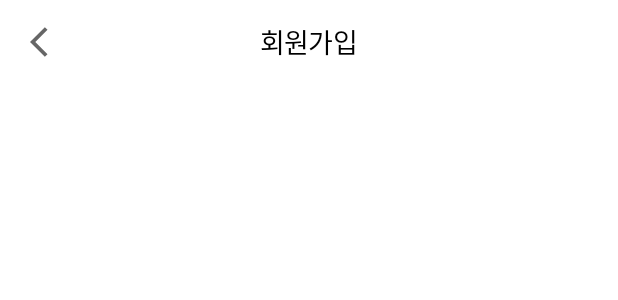
After one commit to SangleProject/Sangle_Android, an Android app: the layout activity_signup.xml on its own in the app's theme, with its tools: preview values and no code run, on a phone screen of 412 x 824 dp. The commit adds this screen. Shown: the top 300 px of the screen. Run offline under Robolectric (Android 15) with nearby library versions, the phone set to English and light mode, and no system bars.

Commit message:
회원가입 액티비티 뷰 레이아웃

```diff
--- a/app/src/main/AndroidManifest.xml
+++ b/app/src/main/AndroidManifest.xml
@@ -2,7 +2,7 @@
 <manifest xmlns:android="http://schemas.android.com/apk/res/android"
     package="org.three.minutes">
 
-    <uses-permission android:name="android.permission.INTERNET"/>
+    <uses-permission android:name="android.permission.INTERNET" />
 
     <application
         android:allowBackup="true"
@@ -11,8 +11,10 @@
         android:roundIcon="@mipmap/ic_launcher_round"
         android:supportsRtl="true"
         android:theme="@style/AppTheme">
+        <activity android:name=".signup.ui.SignupActivity"
+            android:exported="true"/>
         <activity
-            android:name=".MainActivity"
+            android:name=".login.ui.MainActivity"
             android:windowSoftInputMode="adjustNothing">
             <intent-filter>
                 <action android:name="android.intent.action.MAIN" />
--- /dev/null
+++ b/app/src/main/res/drawable/ic_back.xml
@@ -0,0 +1,10 @@
+<vector xmlns:android="http://schemas.android.com/apk/res/android"
+    android:width="24dp"
+    android:height="24dp"
+    android:viewportWidth="24"
+    android:viewportHeight="24"
+    android:tint="?attr/colorControlNormal">
+  <path
+      android:fillColor="@android:color/white"
+      android:pathData="M11.67,3.87L9.9,2.1 0,12l9.9,9.9 1.77,-1.77L3.54,12z"/>
+</vector>
--- /dev/null
+++ b/app/src/main/res/layout/activity_signup.xml
@@ -0,0 +1,54 @@
+<?xml version="1.0" encoding="utf-8"?>
+<layout xmlns:android="http://schemas.android.com/apk/res/android"
+    xmlns:app="http://schemas.android.com/apk/res-auto"
+    xmlns:tools="http://schemas.android.com/tools">
+
+    <data>
+
+    </data>
+
+
+    <androidx.coordinatorlayout.widget.CoordinatorLayout
+        android:layout_width="match_parent"
+        android:layout_height="match_parent"
+        android:background="@color/white"
+        tools:context=".signup.ui.SignupActivity">
+
+        <com.google.android.material.appbar.AppBarLayout
+            android:layout_width="match_parent"
+            android:layout_height="wrap_content"
+            app:elevation="0dp">
+
+            <androidx.appcompat.widget.Toolbar
+                android:id="@+id/signup_toolbar"
+                android:layout_width="match_parent"
+                android:layout_height="wrap_content"
+                android:background="@android:color/white"
+                app:contentInsetStart="0dp"
+                app:elevation="0dp">
+
+                <ImageView
+                    android:id="@+id/back_img"
+                    android:layout_width="wrap_content"
+                    android:layout_height="wrap_content"
+                    android:background="@drawable/ic_back"
+                    android:layout_marginLeft="20dp"
+                    />
+
+                <TextView
+                    style="@style/H3_18pt"
+                    android:layout_width="wrap_content"
+                    android:layout_height="wrap_content"
+                    android:layout_gravity="center"
+                    android:text="회원가입"
+                    android:textColor="@color/black"
+                    android:textFontWeight="500" />
+
+
+            </androidx.appcompat.widget.Toolbar>
+        </com.google.android.material.appbar.AppBarLayout>
+
+
+    </androidx.coordinatorlayout.widget.CoordinatorLayout>
+
+</layout>
--- a/app/src/main/res/values/styles.xml
+++ b/app/src/main/res/values/styles.xml
@@ -18,6 +18,12 @@
         <item name="android:letterSpacing">-0.02</item>
     </style>
 
+    <style name="H3_18pt" parent="baseFontSetting">
+        <item name="android:textSize">18dp</item>
+        <item name="android:lineSpacingExtra">6dp</item>
+        <item name="android:letterSpacing">-0.03</item>
+    </style>
+
     <style name="P1_P2_16pt" parent="baseFontSetting">
         <item name="android:textSize">16sp</item>
         <item name="android:lineSpacingExtra">8sp</item>
```
Also changed, not shown: app/src/main/java/org/three/minutes/login/ui/MainActivity.kt (renamed from app/src/main/java/org/three/minutes/MainActivity.kt, +13 -2 lines), app/src/main/java/org/three/minutes/signup/ui/SignupActivity.kt (added, +25 -0 lines), app/src/main/java/org/three/minutes/signup/viewmodel/SignUpViewModel.kt (added, +13 -0 lines), app/src/main/res/layout/activity_main.xml (+4 -3 lines).
